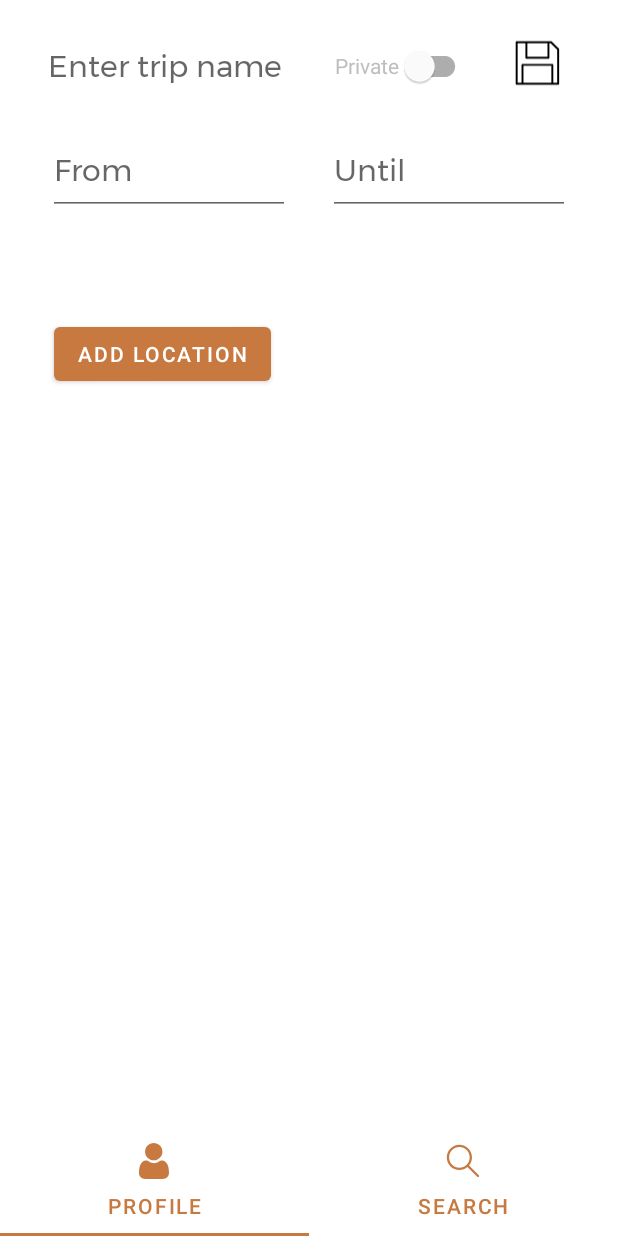
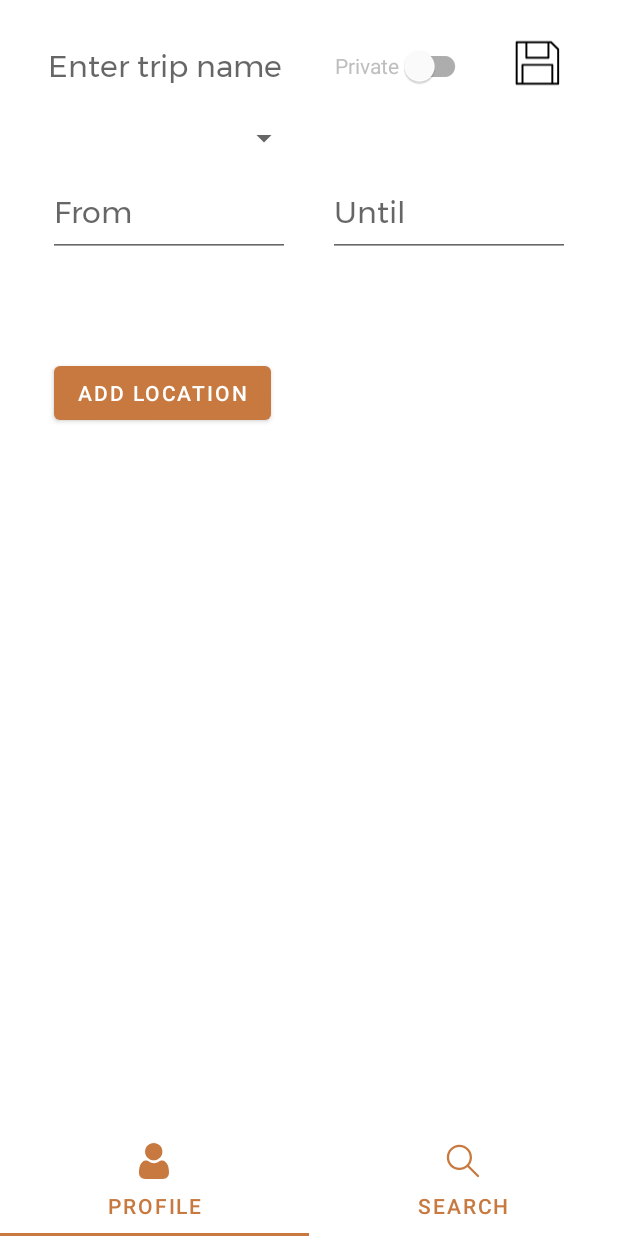
Before and after one commit to rongoldinfeld/trippy, an Android app: the CreateTripFragment screen opened through its navigation route, on a phone screen of 412 x 824 dp. Run offline under Robolectric (Android 15) with nearby library versions, the phone set to English and light mode, and no system bars; our stand-ins replace Firebase (no records; nobody signed in at launch, a user with empty details on screens opened directly).

Commit message:
added chip and chipgroup to create trip form

```diff
--- a/app/src/main/java/com/colman/trippy/Firebase/UserFirebaseModel.java
+++ b/app/src/main/java/com/colman/trippy/Firebase/UserFirebaseModel.java
@@ -1,20 +1,26 @@
 package com.colman.trippy.Firebase;
 
+import android.os.Build;
 import android.util.Log;
+
+import androidx.annotation.NonNull;
+import androidx.annotation.RequiresApi;
 
 import com.colman.trippy.AppConsts;
 import com.colman.trippy.Model.Location;
-import com.colman.trippy.Model.Trip;
 import com.colman.trippy.Model.User;
 import com.colman.trippy.Model.UserModel;
+import com.google.android.gms.tasks.OnCompleteListener;
+import com.google.android.gms.tasks.Task;
 import com.google.firebase.auth.FirebaseAuth;
 import com.google.firebase.firestore.DocumentReference;
 import com.google.firebase.firestore.DocumentSnapshot;
-import com.google.firebase.firestore.FieldValue;
 import com.google.firebase.firestore.FirebaseFirestore;
+import com.google.firebase.firestore.QuerySnapshot;
 
 import java.util.ArrayList;
 import java.util.HashMap;
+import java.util.List;
 
 public class UserFirebaseModel {
     FirebaseAuth firebaseAuth = FirebaseAuth.getInstance();
@@ -105,4 +111,22 @@ public class UserFirebaseModel {
             }
         });
     }
+
+    public void getAllUserEmails(AppConsts.Listener<String[]> listener) {
+        fireStore.collection("users").get().addOnCompleteListener(new OnCompleteListener<QuerySnapshot>() {
+            @RequiresApi(api = Build.VERSION_CODES.N)
+            @Override
+            public void onComplete(@NonNull Task<QuerySnapshot> task) {
+                if (task.isSuccessful()) {
+                    List<User> users = task.getResult().toObjects(User.class);
+                    String[] emails = users.stream().map(User::getEmail).toArray(String[]::new);
+                    listener.onComplete(emails);
+                } else {
+                    String message = task.getException().getMessage();
+                    Log.d("TRIPLOG", "Failed to get all user emails. Error:" + message);
+                    listener.onFailure(message);
+                }
+            }
+        });
+    }
 }
--- a/app/src/main/java/com/colman/trippy/Model/Trip.java
+++ b/app/src/main/java/com/colman/trippy/Model/Trip.java
@@ -2,6 +2,7 @@ package com.colman.trippy.Model;
 
 import androidx.annotation.NonNull;
 import androidx.room.Entity;
+import androidx.room.Ignore;
 import androidx.room.PrimaryKey;
 import androidx.room.TypeConverters;
 
@@ -28,6 +29,7 @@ public class Trip {
     private ArrayList<Location> locations;
     private Long lastUpdated;
 
+    @Ignore
     public Trip(ArrayList<String> participantsEmails, String name, long fromDate, long untilDate, boolean isPrivate, ArrayList<Location> locations) {
         this.participantsEmails = participantsEmails;
         this.name = name;
--- a/app/src/main/java/com/colman/trippy/Model/UserModel.java
+++ b/app/src/main/java/com/colman/trippy/Model/UserModel.java
@@ -42,4 +42,10 @@ public class UserModel {
     public void isLoggedIn(IsLoggedInListener listener) {
         modelFirebase.isLoggedIn(listener);
     }
+
+
+    public void getAllUserEmails(AppConsts.Listener<String[]> listener) {
+        modelFirebase.getAllUserEmails(listener);
+    }
+
 }
--- a/app/src/main/java/com/colman/trippy/View/CreateTrip/CreateTripFragment.java
+++ b/app/src/main/java/com/colman/trippy/View/CreateTrip/CreateTripFragment.java
@@ -8,9 +8,12 @@ import android.view.LayoutInflater;
 import android.view.View;
 import android.view.ViewGroup;
 import android.view.inputmethod.InputMethodManager;
+import android.widget.AdapterView;
+import android.widget.ArrayAdapter;
 import android.widget.Button;
 import android.widget.EditText;
 import android.widget.ImageView;
+import android.widget.Spinner;
 import android.widget.Toast;
 
 import androidx.fragment.app.Fragment;
@@ -21,7 +24,10 @@ import androidx.recyclerview.widget.RecyclerView;
 import com.colman.trippy.AppConsts;
 import com.colman.trippy.Model.Trip;
 import com.colman.trippy.Model.TripModel;
+import com.colman.trippy.Model.UserModel;
 import com.colman.trippy.R;
+import com.google.android.material.chip.Chip;
+import com.google.android.material.chip.ChipGroup;
 import com.google.android.material.switchmaterial.SwitchMaterial;
 
 import java.util.ArrayList;
@@ -34,9 +40,15 @@ public class CreateTripFragment extends Fragment {
     ImageView saveTripBtn;
     Button addLocationButton;
     SwitchMaterial privateSwitch;
+    Spinner participantsSpinner;
+    ChipGroup chipGroup;
+    ArrayAdapter<String> participantsAdapter;
     Calendar calendar = Calendar.getInstance();
+    String[] allEmails;
 
+    ArrayList<String> participantsEmails;
     long fromDate;
+    boolean isSpinnerFirstCall;
     long untilDate;
 
     interface OnDateChangeListener {
@@ -52,7 +64,11 @@ public class CreateTripFragment extends Fragment {
         untilDatePicker = view.findViewById(R.id.trip_until_date);
         privateSwitch = view.findViewById(R.id.private_switch);
         saveTripBtn = view.findViewById(R.id.save_button);
+        participantsSpinner = view.findViewById(R.id.participants_spinner);
+        chipGroup = view.findViewById(R.id.participants_list);
+        isSpinnerFirstCall = true;
 
+        participantsEmails = new ArrayList<>();
         LocationsListAdapter adapter = new LocationsListAdapter();
         fromDatePicker.setOnClickListener(view1 -> showDatePickerDialog(fromDatePicker, null, (long date) -> fromDate = date));
         untilDatePicker.setOnClickListener(view1 -> {
@@ -64,6 +80,43 @@ public class CreateTripFragment extends Fragment {
                     adapter.setMaxDate(untilDate);
                     adapter.setMinDate(fromDate);
                 });
+            }
+        });
+
+        UserModel.instance.getAllUserEmails(new AppConsts.Listener<String[]>() {
+            @Override
+            public void onComplete(String[] result) {
+                allEmails = result;
+                participantsAdapter = new ArrayAdapter<String>(getContext(), android.R.layout.simple_spinner_item, result);
+                participantsAdapter.setDropDownViewResource(android.R.layout.simple_spinner_dropdown_item);
+                participantsSpinner.setAdapter(participantsAdapter);
+            }
+
+            @Override
+            public void onFailure(String message) {
+
+            }
+        });
+
+        participantsSpinner.setOnItemSelectedListener(new AdapterView.OnItemSelectedListener() {
+            @Override
+            public void onItemSelected(AdapterView<?> adapterView, View view, int i, long l) {
+                if (!isSpinnerFirstCall) {
+                    String selectedEmail = allEmails[i];
+                    if (!participantsEmails.contains(selectedEmail)) {
+                        participantsEmails.add(selectedEmail);
+                        chipGroup.addView(createEmailChip(selectedEmail));
+                    } else {
+                        Toast.makeText(getContext(), "You already chose this e-mail", Toast.LENGTH_SHORT).show();
+                    }
+                } else {
+                    isSpinnerFirstCall = false;
+                }
+            }
+
+            @Override
+            public void onNothingSelected(AdapterView<?> adapterView) {
+
             }
         });
 
@@ -95,6 +148,15 @@ public class CreateTripFragment extends Fragment {
 
         handleRecyclerView(view, adapter);
         return view;
+    }
+
+    private Chip createEmailChip(String selectedEmail) {
+        Chip chip = new Chip(getContext());
+        chip.setText(selectedEmail);
+        chip.setChipBackgroundColorResource(R.color.primary_color);
+        chip.setCloseIconVisible(true);
+        chip.setTextColor(getResources().getColor(R.color.white));
+        return chip;
     }
 
     @SuppressLint("ClickableViewAccessibility")
--- a/app/src/main/res/layout/fragment_create_trip.xml
+++ b/app/src/main/res/layout/fragment_create_trip.xml
@@ -24,16 +24,15 @@
         android:id="@+id/trip_from_date"
         android:layout_width="0dp"
         android:layout_height="59dp"
-        android:layout_marginTop="16dp"
+        android:layout_marginTop="32dp"
         android:layout_marginEnd="12dp"
         android:ems="10"
         android:focusable="false"
         android:hint="From"
         app:layout_constraintEnd_toStartOf="@+id/trip_until_date"
-        app:layout_constraintHorizontal_bias="0.0"
         app:layout_constraintHorizontal_chainStyle="spread"
-        app:layout_constraintStart_toStartOf="@+id/trip_name_text"
-        app:layout_constraintTop_toBottomOf="@+id/trip_name_text" />
+        app:layout_constraintStart_toStartOf="@+id/participants_spinner"
+        app:layout_constraintTop_toBottomOf="@+id/participants_list" />
 
     <EditText
         android:id="@+id/trip_until_date"
@@ -103,4 +102,25 @@
         app:layout_constraintTop_toTopOf="@+id/trip_name_text"
         app:layout_constraintVertical_bias="0.0" />
 
+    <Spinner
+        android:id="@+id/participants_spinner"
+        android:layout_width="0dp"
+        android:layout_height="wrap_content"
+        android:layout_marginTop="12dp"
+        app:layout_constraintEnd_toEndOf="@+id/trip_name_text"
+        app:layout_constraintHorizontal_bias="0.0"
+        app:layout_constraintStart_toStartOf="@+id/trip_name_text"
+        app:layout_constraintTop_toBottomOf="@+id/trip_name_text" />
+
+    <com.google.android.material.chip.ChipGroup
+        android:id="@+id/participants_list"
+        android:layout_width="0dp"
+        android:layout_height="wrap_content"
+        android:layout_marginStart="8dp"
+        app:layout_constraintEnd_toEndOf="@+id/save_button"
+        app:layout_constraintStart_toEndOf="@+id/participants_spinner"
+        app:layout_constraintTop_toTopOf="@+id/participants_spinner">
+
+    </com.google.android.material.chip.ChipGroup>
+
 </androidx.constraintlayout.widget.ConstraintLayout>
--- a/app/src/main/res/values/styles.xml
+++ b/app/src/main/res/values/styles.xml
@@ -11,10 +11,6 @@
         <item name="android:textAppearance">@style/App_EditTextStyle</item>
     </style>
 
-    <style name="Button">
-
-    </style>
-
     <style name="PrimaryButton" parent="Widget.AppCompat.Button">
         <item name="android:layout_width">wrap_content</item>
         <item name="android:layout_height">wrap_content</item>
```
